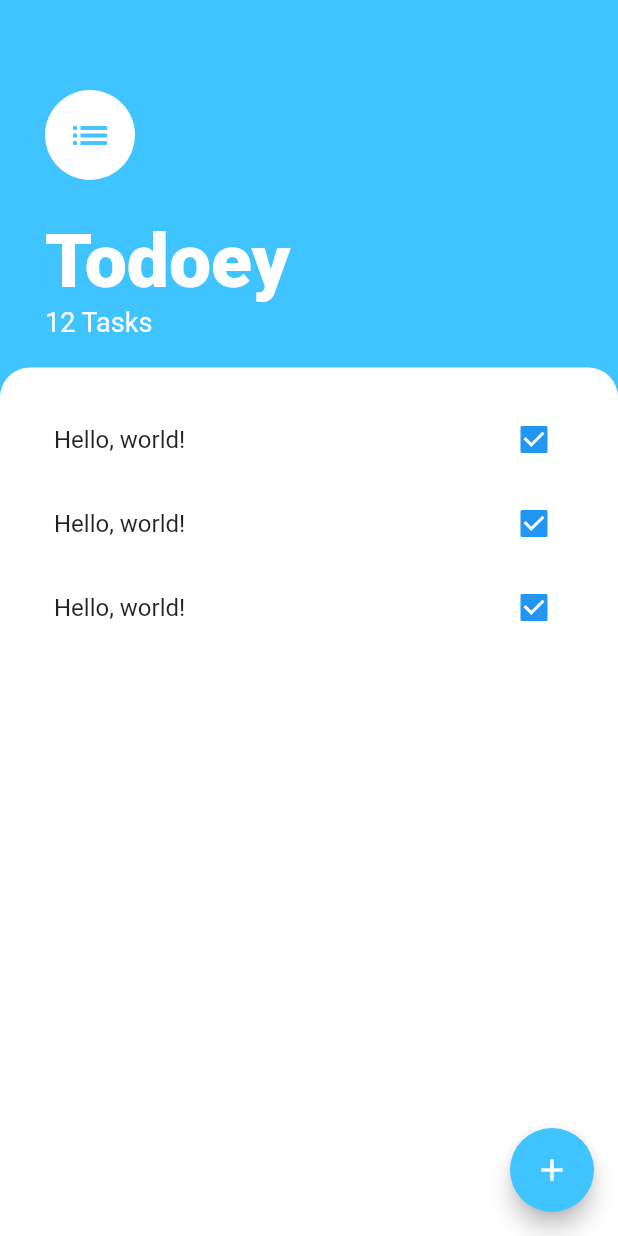
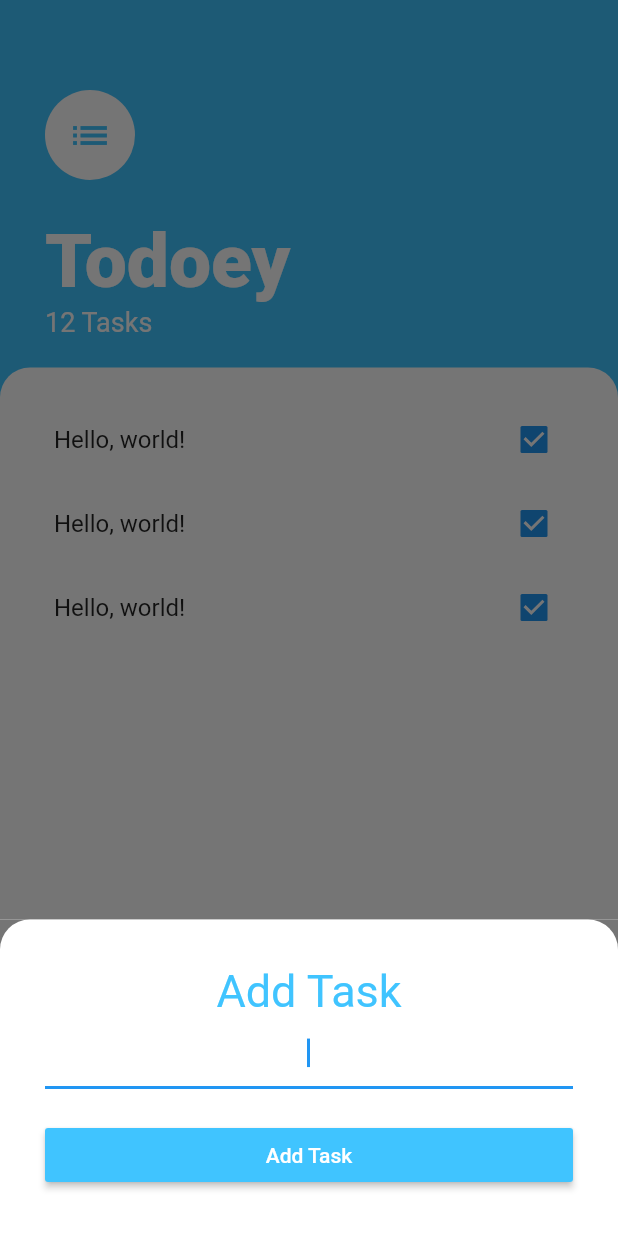
Before and after one commit to stephengsaputra/TodoeyFlutter, a Flutter app: the screen it shows after launch, after a tap on the "add" icon, on a phone screen of 412 x 824 dp. Run offline on Flutter 3.47's test engine with Material 2 defaults, Android fonts, the phone set to English and light mode, and no system bars.

Commit message:
UI Mockup DONE

```diff
--- a/lib/main.dart
+++ b/lib/main.dart
@@ -10,7 +10,7 @@ class MyApp extends StatelessWidget {
 
   @override
   Widget build(BuildContext context) {
-    return const MaterialApp(
+    return MaterialApp(
       home: TaskScreen(),
     );
   }
--- /dev/null
+++ b/lib/screens/add_task_screen.dart
@@ -0,0 +1,47 @@
+import 'package:flutter/material.dart';
+
+class AddTaskScreen extends StatelessWidget {
+  @override
+  Widget build(BuildContext context) {
+    return Container(
+      color: Color(0xFF757575),
+      child: Container(
+        decoration: const BoxDecoration(
+          color: Colors.white,
+          borderRadius: BorderRadius.only(
+            topRight: Radius.circular(20),
+            topLeft: Radius.circular(20),
+          ),
+        ),
+        child: Padding(
+          padding: const EdgeInsets.all(30),
+          child: Column(
+            crossAxisAlignment: CrossAxisAlignment.stretch,
+            children: [
+              const Text(
+                'Add Task',
+                textAlign: TextAlign.center,
+                style: TextStyle(
+                  fontWeight: FontWeight.w400,
+                  fontSize: 30,
+                  color: Colors.lightBlueAccent,
+                ),
+              ),
+              TextField(
+                autofocus: true,
+                textAlign: TextAlign.center,
+              ),
+              const SizedBox(height: 20),
+              MaterialButton(
+                onPressed: () {},
+                color: Colors.lightBlueAccent,
+                textColor: Colors.white,
+                child: const Text('Add Task'),
+              )
+            ],
+          ),
+        ),
+      ),
+    );
+  }
+}
--- a/lib/screens/task_screen.dart
+++ b/lib/screens/task_screen.dart
@@ -1,10 +1,9 @@
 import 'package:flutter/material.dart';
 import 'package:todoey/widgets/task_screen_header.dart';
 import 'package:todoey/widgets/task_card_view.dart';
+import 'package:todoey/screens/add_task_screen.dart';
 
 class TaskScreen extends StatelessWidget {
-  const TaskScreen({Key? key}) : super(key: key);
-
   @override
   Widget build(BuildContext context) {
     return Scaffold(
@@ -21,7 +20,17 @@ class TaskScreen extends StatelessWidget {
       ),
       floatingActionButton: FloatingActionButton(
         onPressed: () {
-          print('FAB');
+          showModalBottomSheet(
+            context: context,
+            isScrollControlled: true,
+            builder: (BuildContext context) => SingleChildScrollView(
+              child: Container(
+                padding: EdgeInsets.only(
+                    bottom: MediaQuery.of(context).viewInsets.bottom),
+                child: AddTaskScreen(),
+              ),
+            ),
+          );
         },
         backgroundColor: Colors.lightBlueAccent,
         child: Icon(Icons.add),
```
